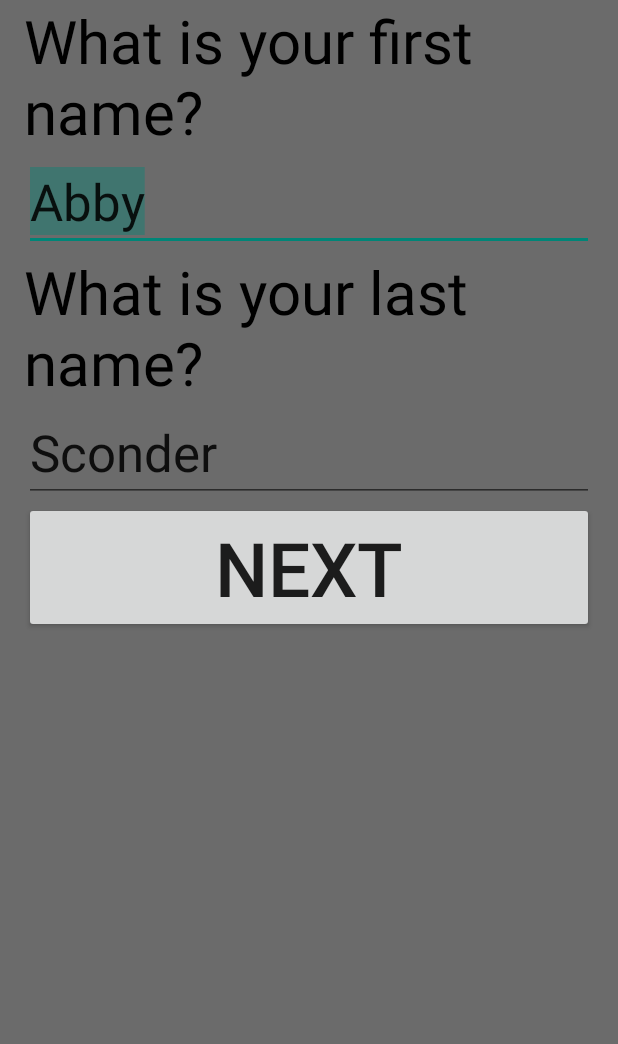
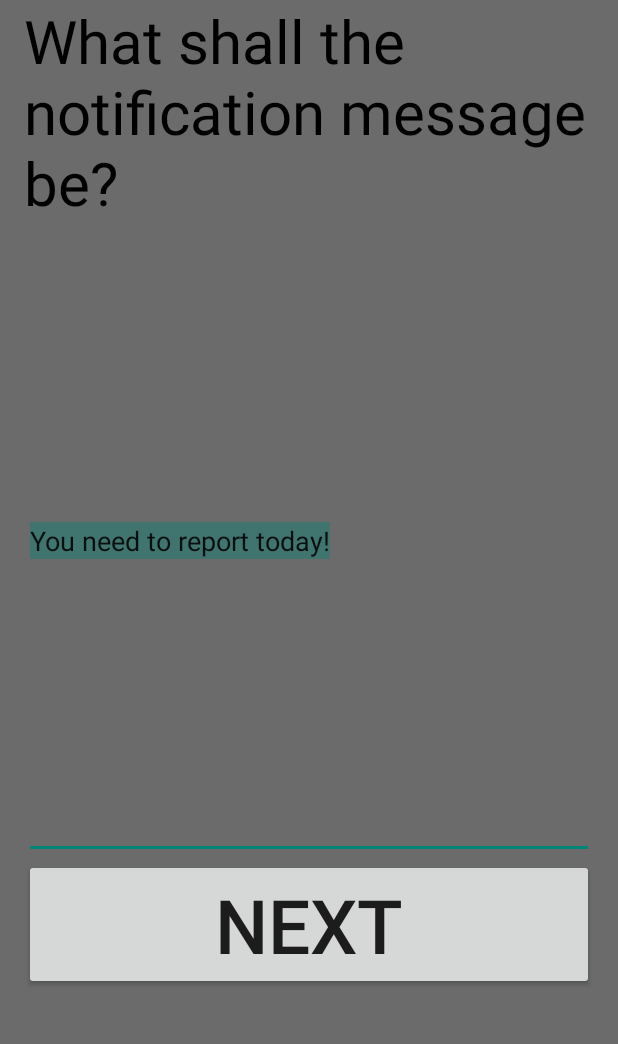
Before and after one commit to jeremysiedzik/officer-rainbow, an Android app: the Main2Activity screen opened directly, with no data from a screen before it, after a tap on "NEXT", on a phone screen of 412 x 824 dp, the part 108-1152 px from its top. Run offline under Robolectric (Android 15) with nearby library versions, the phone set to English and light mode, and no system bars.

Commit message:
main 2 activity to manifest

```diff
--- a/app/src/main/AndroidManifest.xml
+++ b/app/src/main/AndroidManifest.xml
@@ -16,6 +16,7 @@
             </intent-filter>
         </activity>
         <activity android:name=".Main2Activity"/>
+        <activity android:name=".Main3Activity"/>
         <meta-data
             android:name="com.google.android.gms.version"
             android:value="@integer/google_play_services_version" />
--- a/app/src/main/java/com/robotagrex/or/officerrainbow/Main2Activity.java
+++ b/app/src/main/java/com/robotagrex/or/officerrainbow/Main2Activity.java
@@ -126,7 +126,7 @@ public class Main2Activity extends AppCompatActivity {
                 editor.putString(smskey2, sms2);
                 editor.putString(smskey3, sms3);
                 editor.apply();
-                Intent qoneintent = new Intent(Main2Activity.this, MainActivity.class);
+                Intent qoneintent = new Intent(Main2Activity.this, Main3Activity.class);
                 startActivity(qoneintent);
             }
         });
--- /dev/null
+++ b/app/src/main/java/com/robotagrex/or/officerrainbow/Main3Activity.java
@@ -0,0 +1,57 @@
+package com.robotagrex.or.officerrainbow;
+
+import android.content.Context;
+import android.content.Intent;
+import android.content.SharedPreferences;
+import android.os.Bundle;
+import android.support.v7.app.AppCompatActivity;
+import android.support.v7.widget.Toolbar;
+import android.view.View;
+import android.widget.Button;
+import android.widget.EditText;
+
+public class Main3Activity extends AppCompatActivity {
+
+    EditText ed1,ed2;
+    public static final String MyPREFERENCES = "MyPrefs" ;
+    public static final String Message = "messageKey";
+    SharedPreferences sharedpreferences;
+
+
+    @Override
+    protected void onCreate(Bundle savedInstanceState) {
+        super.onCreate(savedInstanceState);
+        setContentView(R.layout.activity_main_3);
+
+        ed1=(EditText)findViewById(R.id.editText);
+
+        Toolbar myToolbar = (Toolbar) findViewById(R.id.my_toolbar);
+        setSupportActionBar(myToolbar);
+
+
+        Button buttonmessage = (Button) findViewById(R.id.buttonmessage);
+        assert buttonmessage != null;
+
+        sharedpreferences = getSharedPreferences(MyPREFERENCES, Context.MODE_PRIVATE);
+
+        String fillmessage = sharedpreferences.getString("messageKey", "");
+
+        if(fillmessage.length() != 0){
+            ed1.setText(fillmessage);
+        }
+
+        buttonmessage.setOnClickListener(new View.OnClickListener() {
+            @Override
+            public void onClick(View view) {
+                String messagekey  = ed1.getText().toString();
+
+                SharedPreferences.Editor editor = sharedpreferences.edit();
+
+                editor.putString(Message, messagekey);
+                editor.apply();
+                Intent qoneintent = new Intent(Main3Activity.this, MainActivity.class);
+                startActivity(qoneintent);
+            }
+        });
+    }
+}
--- /dev/null
+++ b/app/src/main/res/layout/activity_main_3.xml
@@ -0,0 +1,66 @@
+<?xml version="1.0" encoding="utf-8"?>
+<RelativeLayout xmlns:android="http://schemas.android.com/apk/res/android"
+    xmlns:tools="http://schemas.android.com/tools"
+    android:layout_width="match_parent"
+    android:layout_height="match_parent"
+    xmlns:app="http://schemas.android.com/apk/res-auto"
+    android:paddingBottom="@dimen/activity_vertical_margin"
+    android:paddingLeft="@dimen/activity_horizontal_margin"
+    android:paddingRight="@dimen/activity_horizontal_margin"
+    android:paddingTop="@dimen/activity_vertical_margin"
+    tools:context="com.robotagrex.or.officerrainbow.Main3Activity"
+    android:background="#6b6b6b">
+
+    <TextView
+        android:layout_width="wrap_content"
+        android:layout_height="wrap_content"
+        android:text="@string/notification_message"
+        android:textSize="40sp"
+        android:textIsSelectable="false"
+        android:textColor="#000000"
+        android:id="@+id/textView"
+        android:layout_below="@+id/my_toolbar"
+        android:layout_alignParentLeft="true"
+        android:layout_alignParentStart="true" />
+
+    <EditText
+        android:layout_width="wrap_content"
+        android:layout_height="wrap_content"
+        android:inputType="textMultiLine"
+        android:text="@string/notification_exampe"
+        android:ems="10"
+        android:id="@+id/editText"
+        android:selectAllOnFocus="true"
+        android:layout_below="@+id/textView"
+        android:layout_alignParentLeft="true"
+        android:layout_alignParentStart="true"
+        android:layout_above="@+id/buttonmessage"
+        android:layout_alignParentRight="true"
+        android:layout_alignParentEnd="true" />
+
+    <Button
+        android:layout_width="wrap_content"
+        android:layout_height="wrap_content"
+        android:text="@string/next"
+        android:id="@+id/buttonmessage"
+        android:clickable="false"
+        android:textSize="50sp"
+        android:layout_marginBottom="76dp"
+        android:layout_alignParentBottom="true"
+        android:layout_alignParentLeft="true"
+        android:layout_alignParentStart="true"
+        android:layout_alignParentRight="true"
+        android:layout_alignParentEnd="true" />
+
+    <android.support.v7.widget.Toolbar
+        android:id="@+id/my_toolbar"
+        android:layout_width="match_parent"
+        android:layout_height="?attr/actionBarSize"
+        android:background="#000000"
+        android:theme="@style/ThemeOverlay.AppCompat.ActionBar"
+        app:popupTheme="@style/ThemeOverlay.AppCompat.Light"
+        android:layout_alignParentTop="true"
+        android:layout_alignLeft="@+id/editText"
+        android:layout_alignStart="@+id/editText" />
+
+</RelativeLayout>
--- a/app/src/main/res/values/strings.xml
+++ b/app/src/main/res/values/strings.xml
@@ -7,6 +7,7 @@
     <string name="probation_colors">What are your probation colors?</string>
     <string name="probation_contact">Probation Office contact info:</string>
     <string name="notification_message">What shall the notification message be?</string>
+    <string name="notification_exampe">You need to report today!</string>
     <string name="email_address">Email reminder list:</string>
     <string name="sms_address">Text reminder list:</string>
     <string name="color_website">Choose your website:</string>
```
